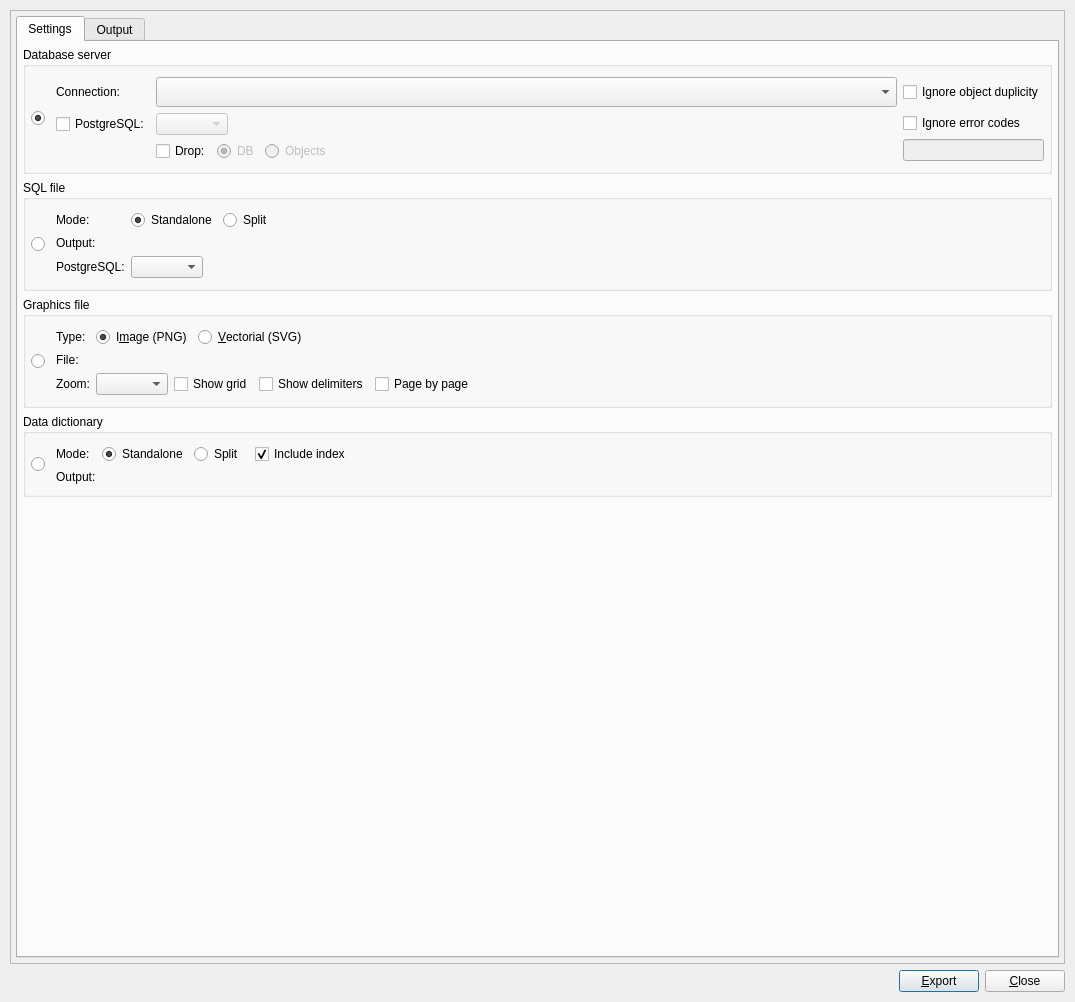
The window that libs/libgui/ui/tools/modelexportform.ui (pgmodeler/pgmodeler) describes before a commit, drawn with Qt 5.
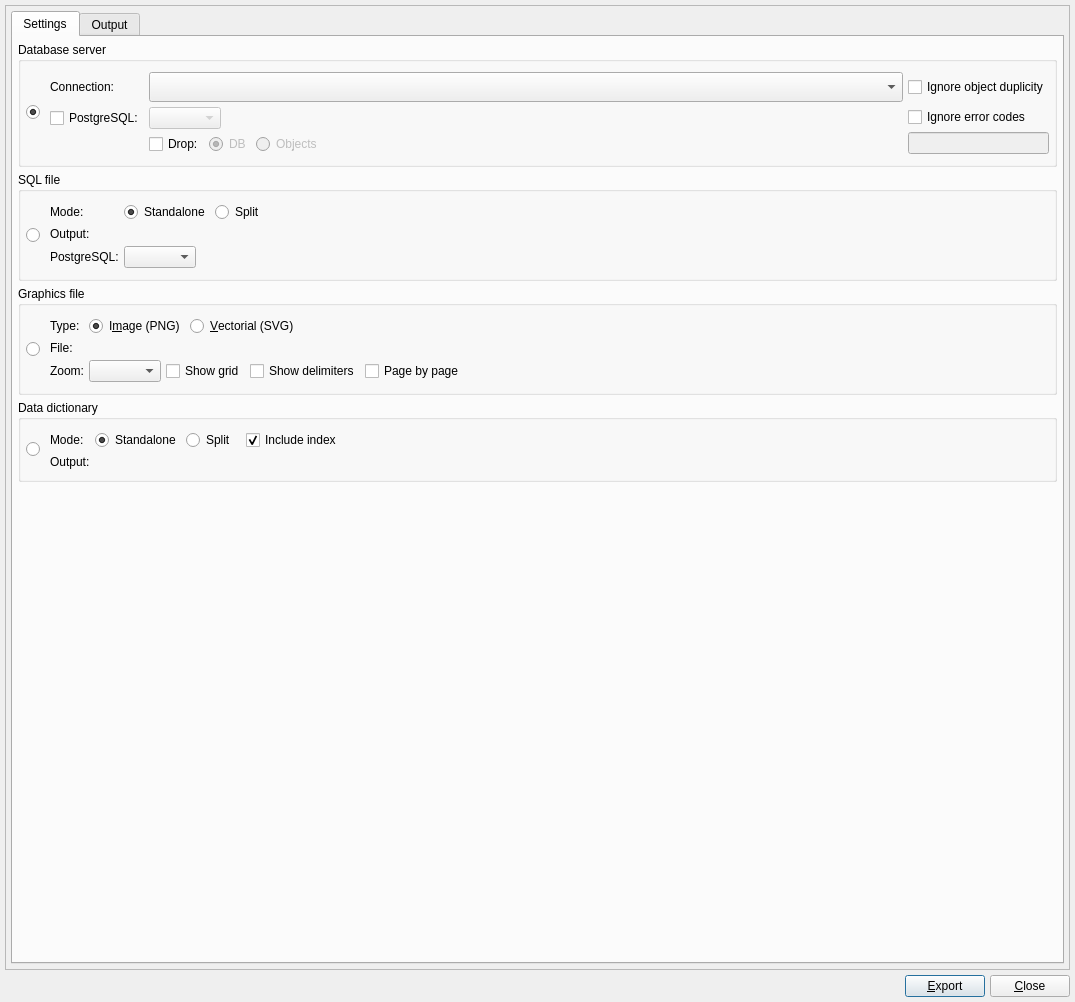
The same window after the commit. Icons and pictures are not drawn.

The edit to the form file:
```diff
--- a/libs/libgui/ui/tools/modelexportform.ui
+++ b/libs/libgui/ui/tools/modelexportform.ui
@@ -40,16 +40,19 @@
   </property>
   <layout class="QGridLayout" name="gridLayout_6">
    <property name="leftMargin">
-    <number>10</number>
+    <number>5</number>
    </property>
    <property name="topMargin">
-    <number>10</number>
+    <number>5</number>
    </property>
    <property name="rightMargin">
-    <number>10</number>
+    <number>5</number>
    </property>
    <property name="bottomMargin">
-    <number>10</number>
+    <number>5</number>
+   </property>
+   <property name="spacing">
+    <number>5</number>
    </property>
    <item row="0" column="0" colspan="3">
     <widget class="QFrame" name="frame">
@@ -103,6 +106,9 @@
           <string>Settings</string>
          </attribute>
          <layout class="QVBoxLayout" name="verticalLayout">
+          <property name="spacing">
+           <number>5</number>
+          </property>
           <property name="leftMargin">
            <number>5</number>
           </property>
@@ -142,6 +148,9 @@
              <property name="bottomMargin">
               <number>5</number>
              </property>
+             <property name="spacing">
+              <number>5</number>
+             </property>
              <item row="0" column="2">
               <widget class="QWidget" name="export_to_dbms_wgt" native="true">
                <property name="sizePolicy">
@@ -163,8 +172,14 @@
                 <property name="bottomMargin">
                  <number>5</number>
                 </property>
+                <property name="spacing">
+                 <number>5</number>
+                </property>
                 <item row="0" column="2">
                  <layout class="QHBoxLayout" name="horizontalLayout_2">
+                  <property name="spacing">
+                   <number>5</number>
+                  </property>
                   <item>
                    <widget class="QCheckBox" name="ignore_dup_chk">
                     <property name="enabled">
@@ -191,6 +206,9 @@
                 </item>
                 <item row="1" column="2" rowspan="2">
                  <layout class="QGridLayout" name="gridLayout_5">
+                  <property name="spacing">
+                   <number>5</number>
+                  </property>
                   <item row="1" column="0" colspan="3">
                    <widget class="QLineEdit" name="error_codes_edt">
                     <property name="enabled">
@@ -249,6 +267,9 @@
                 </item>
                 <item row="2" column="1">
                  <layout class="QHBoxLayout" name="horizontalLayout_12">
+                  <property name="spacing">
+                   <number>5</number>
+                  </property>
                   <item>
                    <widget class="QCheckBox" name="drop_chk">
                     <property name="enabled">
@@ -339,6 +360,9 @@
                 </item>
                 <item row="1" column="1">
                  <layout class="QGridLayout" name="gridLayout">
+                  <property name="spacing">
+                   <number>5</number>
+                  </property>
                   <item row="0" column="0">
                    <widget class="QComboBox" name="pgsqlvers1_cmb">
                     <property name="enabled">
@@ -472,6 +496,9 @@
              <property name="bottomMargin">
               <number>5</number>
              </property>
+             <property name="spacing">
+              <number>5</number>
+             </property>
              <item row="0" column="0" rowspan="2">
               <widget class="QRadioButton" name="export_to_file_rb">
                <property name="sizePolicy">
@@ -531,6 +558,9 @@
                 <property name="bottomMargin">
                  <number>5</number>
                 </property>
+                <property name="spacing">
+                 <number>5</number>
+                </property>
                 <item row="1" column="0">
                  <widget class="QLabel" name="output_lbl">
                   <property name="enabled">
@@ -555,6 +585,9 @@
                 </item>
                 <item row="2" column="1">
                  <layout class="QHBoxLayout" name="horizontalLayout_5">
+                  <property name="spacing">
+                   <number>5</number>
+                  </property>
                   <item>
                    <widget class="QComboBox" name="pgsqlvers_cmb">
                     <property name="enabled">
@@ -603,6 +636,9 @@
                 </item>
                 <item row="0" column="1">
                  <layout class="QHBoxLayout" name="horizontalLayout">
+                  <property name="spacing">
+                   <number>5</number>
+                  </property>
                   <item>
                    <widget class="QRadioButton" name="sql_standalone_rb">
                     <property name="sizePolicy">
@@ -738,6 +774,9 @@
              <property name="bottomMargin">
               <number>5</number>
              </property>
+             <property name="spacing">
+              <number>5</number>
+             </property>
              <item row="0" column="0" rowspan="2">
               <widget class="QRadioButton" name="export_to_img_rb">
                <property name="sizePolicy">
@@ -797,6 +836,9 @@
                 <property name="bottomMargin">
                  <number>5</number>
                 </property>
+                <property name="spacing">
+                 <number>5</number>
+                </property>
                 <item row="2" column="0">
                  <widget class="QLabel" name="zoom_lbl">
                   <property name="enabled">
@@ -893,6 +935,9 @@
                 </item>
                 <item row="2" column="1" colspan="2">
                  <layout class="QHBoxLayout" name="horizontalLayout_8">
+                  <property name="spacing">
+                   <number>5</number>
+                  </property>
                   <item>
                    <widget class="QComboBox" name="zoom_cmb">
                     <property name="enabled">
@@ -1011,6 +1056,9 @@
              <property name="bottomMargin">
               <number>5</number>
              </property>
+             <property name="spacing">
+              <number>5</number>
+             </property>
              <item row="0" column="0" rowspan="2">
               <widget class="QRadioButton" name="export_to_dict_rb">
                <property name="sizePolicy">
@@ -1070,6 +1118,9 @@
                 <property name="bottomMargin">
                  <number>5</number>
                 </property>
+                <property name="spacing">
+                 <number>5</number>
+                </property>
                 <item row="0" column="0">
                  <widget class="QLabel" name="data_dict_mode_lbl">
                   <property name="enabled">
@@ -1411,6 +1462,9 @@
    </item>
    <item row="1" column="0" colspan="3">
     <layout class="QHBoxLayout" name="horizontalLayout_10">
+     <property name="spacing">
+      <number>5</number>
+     </property>
      <item>
       <widget class="QLabel" name="pgmodeler_name_lbl">
        <property name="sizePolicy">
```
Left out of the diff: 18 changed lines with no effect on the pictures.
